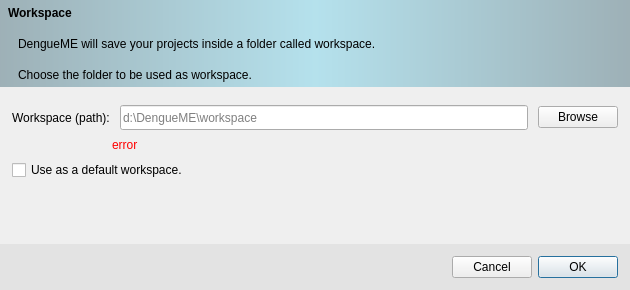
First picture: the form in src/changeworkspace.ui, repository ufopleds/DengueME, before the edit.
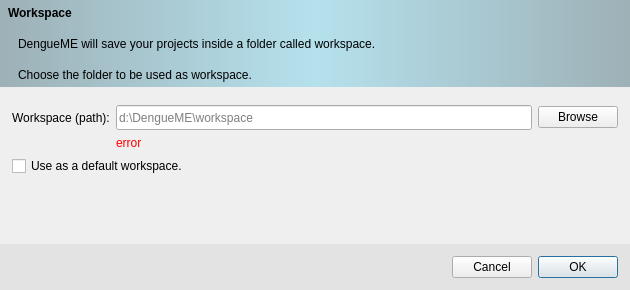
Second picture: the form after the edit. Icons and pictures are not drawn.

Commit message:
Update labels and GUI for better looking translation. Issue #13
Fixes #13

The edit to the form file:
```diff
--- a/src/changeworkspace.ui
+++ b/src/changeworkspace.ui
@@ -149,10 +149,7 @@
     </widget>
    </item>
    <item>
-    <layout class="QVBoxLayout" name="bodyPanel">
-     <property name="spacing">
-      <number>0</number>
-     </property>
+    <layout class="QGridLayout" name="gridLayout_2">
      <property name="leftMargin">
       <number>12</number>
      </property>
@@ -162,18 +159,17 @@
      <property name="rightMargin">
       <number>12</number>
      </property>
-     <property name="bottomMargin">
-      <number>0</number>
-     </property>
-     <item>
-      <layout class="QHBoxLayout" name="workspace_inside">
-       <property name="spacing">
-        <number>10</number>
+     <item row="1" column="1">
+      <widget class="QLabel" name="error_message">
+       <property name="styleSheet">
+        <string notr="true">color: red;</string>
+       </property>
+       <property name="text">
+        <string>error</string>
        </property>
-       <property name="topMargin">
-        <number>0</number>
-       </property>
-       <item>
+      </widget>
+     </item>
+     <item row="0" column="0">
         <widget class="QLabel" name="workspaceLabel">
          <property name="minimumSize">
           <size>
@@ -186,7 +182,23 @@
          </property>
         </widget>
        </item>
-       <item>
+     <item row="0" column="2">
+      <widget class="QPushButton" name="browseButton">
+       <property name="text">
+        <string>Browse</string>
+       </property>
+       <property name="autoDefault">
+        <bool>true</bool>
+       </property>
+       <property name="default">
+        <bool>true</bool>
+       </property>
+       <property name="flat">
+        <bool>false</bool>
+       </property>
+      </widget>
+     </item>
+     <item row="0" column="1">
         <widget class="QLineEdit" name="workspaceLineEdit">
          <property name="minimumSize">
           <size>
@@ -205,64 +217,18 @@
          </property>
         </widget>
        </item>
-       <item>
-        <widget class="QPushButton" name="browseButton">
-         <property name="text">
-          <string>Browse</string>
-         </property>
-         <property name="autoDefault">
-          <bool>true</bool>
-         </property>
-         <property name="default">
-          <bool>true</bool>
-         </property>
-         <property name="flat">
-          <bool>false</bool>
-         </property>
-        </widget>
-       </item>
-      </layout>
-     </item>
-     <item>
-      <layout class="QHBoxLayout" name="error">
-       <property name="spacing">
-        <number>-1</number>
-       </property>
-       <property name="topMargin">
-        <number>5</number>
-       </property>
-       <item>
-        <spacer name="horizontalSpacer_3">
-         <property name="orientation">
-          <enum>Qt::Horizontal</enum>
-         </property>
-         <property name="sizeType">
-          <enum>QSizePolicy::Fixed</enum>
-         </property>
-         <property name="sizeHint" stdset="0">
-          <size>
-           <width>100</width>
-           <height>20</height>
-          </size>
-         </property>
-        </spacer>
-       </item>
-       <item>
-        <widget class="QLabel" name="error_message">
-         <property name="styleSheet">
-          <string notr="true">color: red;</string>
-         </property>
-         <property name="text">
-          <string>error</string>
-         </property>
-        </widget>
-       </item>
       </layout>
      </item>
      <item>
       <layout class="QHBoxLayout" name="horizontalLayout">
+     <property name="leftMargin">
+      <number>12</number>
+     </property>
        <property name="topMargin">
-        <number>5</number>
+      <number>0</number>
+     </property>
+     <property name="rightMargin">
+      <number>12</number>
        </property>
        <item>
         <widget class="QCheckBox" name="defaultCheckBox">
@@ -271,21 +237,6 @@
          </property>
         </widget>
        </item>
-       <item>
-        <spacer name="horizontalSpacer_2">
-         <property name="orientation">
-          <enum>Qt::Horizontal</enum>
-         </property>
-         <property name="sizeHint" stdset="0">
-          <size>
-           <width>49</width>
-           <height>20</height>
-          </size>
-         </property>
-        </spacer>
-       </item>
-      </layout>
-     </item>
     </layout>
    </item>
    <item>
```
Left out of the diff: 3 changed lines with no effect on the pictures. Lines whose indentation alone changed are shown as unchanged. The commit also changes 8 other files.
